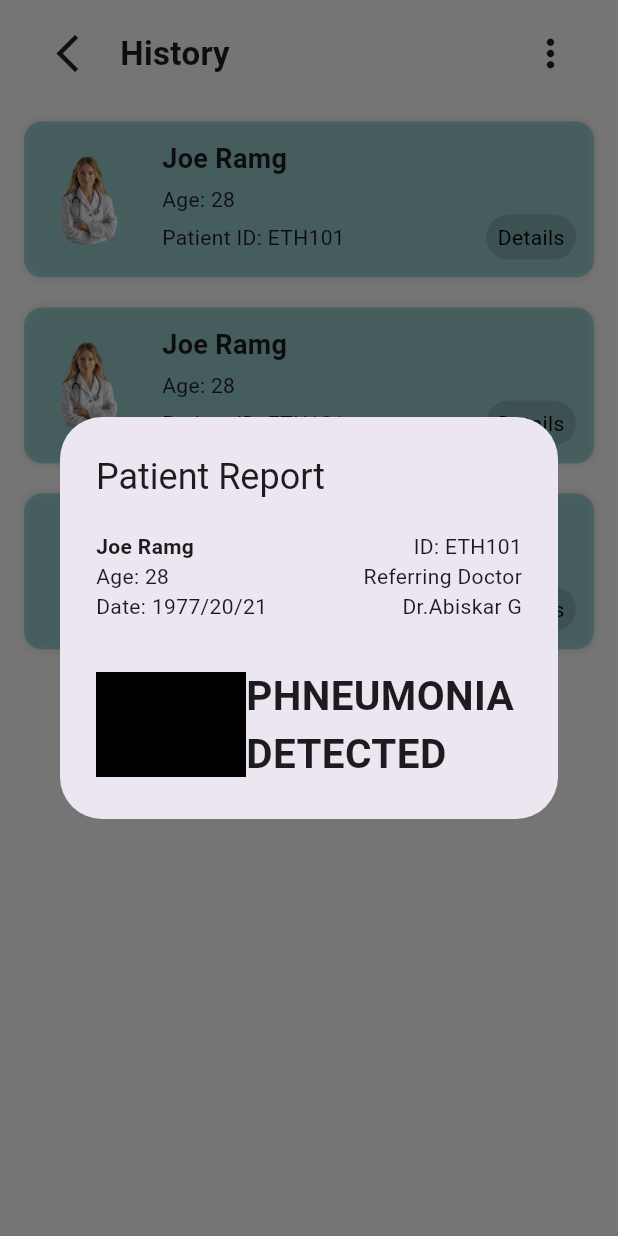
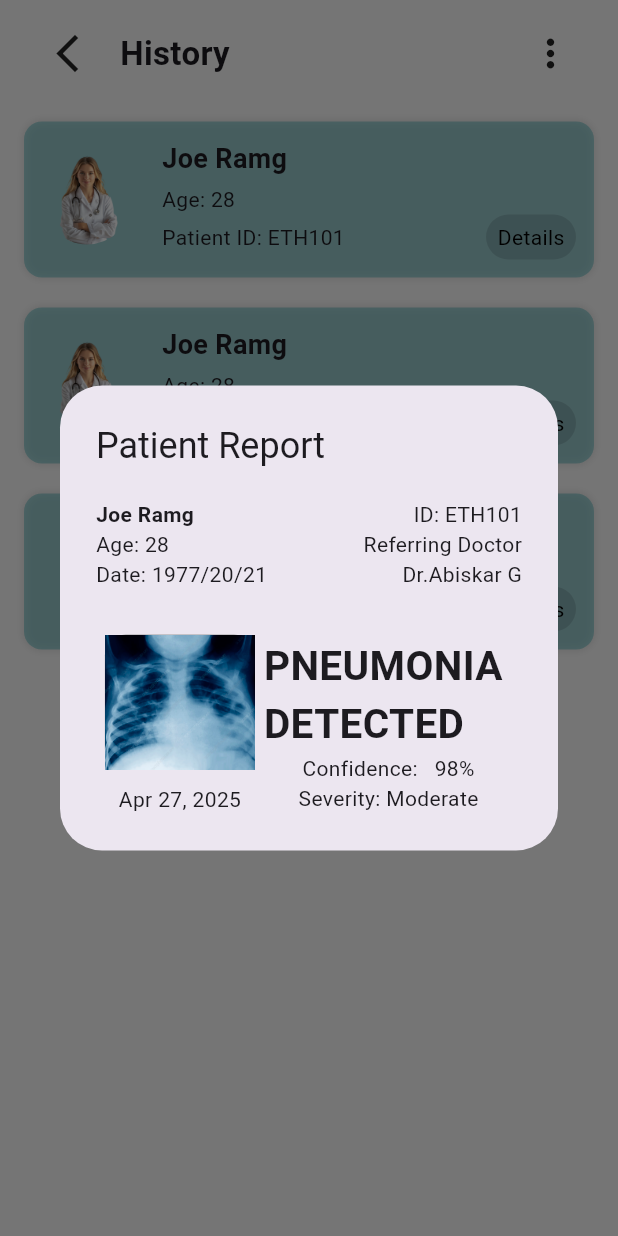
Before and after one commit to admin123KK/merodoctor555, a Flutter app: the Historyorsavedpage screen opened directly, after a tap on "Details", on a phone screen of 412 x 824 dp. Run offline on Flutter 3.47's test engine with Material 3 defaults, Android fonts, the phone set to English and light mode, and no system bars; our stand-ins replace file_picker, image_picker.

Commit message:
patint report 50%

```diff
--- a/lib/historyorsavedpage.dart
+++ b/lib/historyorsavedpage.dart
@@ -166,23 +166,48 @@ class _HistoryorsavedpageState extends State<Historyorsavedpage> {
                                                       MainAxisAlignment
                                                           .spaceEvenly,
                                                   children: [
+                                                    Column(
+                                                      children: [
                                                         Container(
-                                                      height: 70,
+                                                          height: 90,
                                                           width: 100,
-                                                      decoration:
-                                                          const BoxDecoration(
+                                                          decoration: BoxDecoration(
+                                                              borderRadius:
+                                                                  BorderRadius
+                                                                      .circular(
+                                                                          14),
                                                               color:
-                                                                  Colors.black),
+                                                                  Colors.grey),
+                                                          child: Image.asset(
+                                                            'assets/image/xray.png',
+                                                            fit: BoxFit.cover,
+                                                          ),
+                                                        ),
+                                                        const SizedBox(
+                                                          height: 10,
                                                         ),
                                                         const Text(
-                                                      'PHNEUMONIA \nDETECTED',
+                                                            'Apr 27, 2025')
+                                                      ],
+                                                    ),
+                                                    const Column(
+                                                      children: [
+                                                        Text(
+                                                          'PNEUMONIA \nDETECTED',
                                                           style: TextStyle(
                                                               fontWeight:
-                                                              FontWeight.bold,
+                                                                  FontWeight
+                                                                      .bold,
                                                               fontSize: 27),
                                                         ),
+                                                        Text(
+                                                            'Confidence:   98%'),
+                                                        Text(
+                                                            'Severity: Moderate')
                                                       ],
-                                                )
+                                                    ),
+                                                  ],
+                                                ),
                                               ],
                                             );
                                           });
@@ -200,12 +225,12 @@ class _HistoryorsavedpageState extends State<Historyorsavedpage> {
                                         style: TextStyle(color: Colors.black),
                                       )),
                                     ),
-                                  )
+                                  ),
                                 ],
                               ),
                             ],
                           ),
-                        )
+                        ),
                       ],
                     ),
                   );
```
Also changed, not shown: assets/image/xray.png (added). Lines whose indentation alone changed are shown as unchanged.
